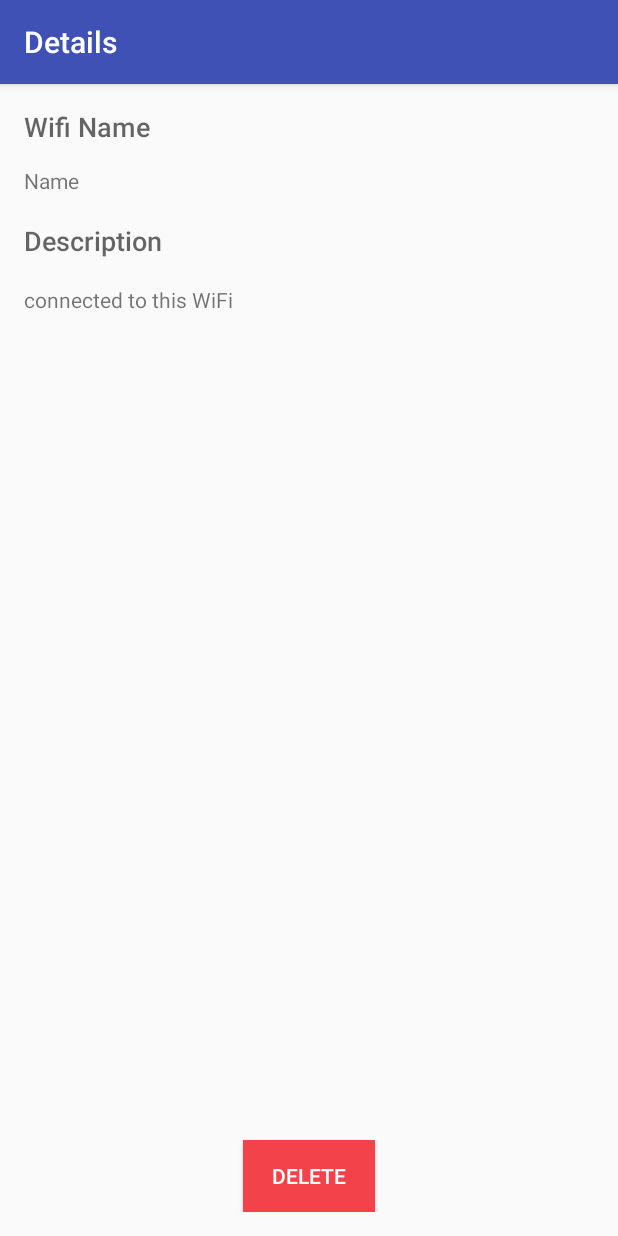
After one commit to LucasMess/AutoSilencer, an Android app: the rule_detail screen opened directly, with no data from a screen before it, on a phone screen of 412 x 824 dp. The commit adds this screen. Run offline under Robolectric (Android 15) with nearby library versions, the phone set to English and light mode, and no system bars; 3 statements that could not run were skipped.

Commit message:
Detail Activity

```diff
--- a/app/src/main/AndroidManifest.xml
+++ b/app/src/main/AndroidManifest.xml
@@ -29,7 +29,8 @@
             android:name=".SilencerService"
             android:exported="false" />
 
-        <activity android:name=".AddRuleActivity"></activity>
+        <activity android:name=".AddRuleActivity" />
+        <activity android:name=".rule_detail"></activity>
     </application>
 
 </manifest>
--- /dev/null
+++ b/app/src/main/java/com/bitbite/autosilencer/rule_detail.java
@@ -0,0 +1,106 @@
+package com.bitbite.autosilencer;
+
+import android.app.Dialog;
+import android.content.Context;
+import android.content.DialogInterface;
+import android.content.Intent;
+import android.support.v7.app.AlertDialog;
+import android.support.v7.app.AppCompatActivity;
+import android.os.Bundle;
+import android.view.View;
+import android.widget.Button;
+import android.widget.TextView;
+
+import java.io.FileNotFoundException;
+import java.io.FileOutputStream;
+import java.io.IOException;
+import java.util.ArrayList;
+
+public class rule_detail extends AppCompatActivity {
+
+    @Override
+    protected void onCreate(Bundle savedInstanceState) {
+        super.onCreate(savedInstanceState);
+        setContentView(R.layout.activity_rule_detail);
+        setTitle("Details");
+
+        TextView wifiName = (TextView)findViewById(R.id.wifiNameLabel);
+        TextView desc = (TextView)findViewById(R.id.descriptionLabel);
+
+        wifiName.setText(MainActivity.selectedRule.wifiName);
+
+        StringBuilder text = new StringBuilder();
+        text.append("Set ringer to " + MainActivity.selectedRule.desiredRingerMode.toLowerCase() + " when ");
+        if (MainActivity.selectedRule.desiredTriggerAction.equals("On WiFi Disconnect")){
+            text.append("disconnected from this WiFi");
+        }else text.append("connected to this WiFi");
+
+        desc.setText(text);
+
+
+        Button deleteButton = (Button)findViewById(R.id.deleteButton);
+        deleteButton.setOnClickListener(new View.OnClickListener() {
+            @Override
+            public void onClick(View view) {
+
+                DialogInterface.OnClickListener dialogClickListener = new DialogInterface.OnClickListener(){
+                    @Override
+                    public void onClick(DialogInterface dialog, int which) {
+                        switch (which){
+                            case DialogInterface.BUTTON_POSITIVE:
+                                MainActivity.rules.remove(MainActivity.selectedRule);
+                                MainActivity.ruleListAdapter.notifyDataSetChanged();
+                                SaveRules();
+                                Dialog d = (Dialog)dialog;
+                                Intent intent = new Intent(d.getContext() ,MainActivity.class);
+                                startActivity(intent);
+                                break;
+
+                            case DialogInterface.BUTTON_NEGATIVE:
+                                //No button clicked
+                                break;
+                        }
+                    }
+                };
+
+                AlertDialog.Builder builder = new AlertDialog.Builder(view.getContext());
+                builder.setMessage("Are you sure you want to delete this rule?")
+                        .setPositiveButton("Yes", dialogClickListener)
+                        .setNegativeButton("No", dialogClickListener).show();
+
+            }
+        });
+    }
+
+    public void SaveRules(){
+        // Convert the current rules into a text file.
+        StringBuilder text = new StringBuilder();
+
+        text.append("autosilencer_1\n");
+
+        for (int i = 0; i < MainActivity.rules.size(); i++){
+            text.append(MainActivity.rules.get(i).wifiName);
+            text.append("\n");
+            text.append(MainActivity.rules.get(i).desiredRingerMode);
+            text.append("\n");
+            text.append(MainActivity.rules.get(i).desiredTriggerAction);
+            text.append("\n");
+        }
+
+        text.append("===END===");
+
+        // Save file to device.
+        try {
+            FileOutputStream fos = openFileOutput(AddRuleActivity.FILE_NAME, Context.MODE_PRIVATE);
+            fos.write(text.toString().getBytes());
+            fos.close();
+        }
+        catch (FileNotFoundException e){
+
+        }
+        catch (IOException e){
+
+        }
+
+    }
+}
--- /dev/null
+++ b/app/src/main/res/layout/activity_rule_detail.xml
@@ -0,0 +1,67 @@
+<?xml version="1.0" encoding="utf-8"?>
+<RelativeLayout xmlns:android="http://schemas.android.com/apk/res/android"
+    xmlns:tools="http://schemas.android.com/tools"
+    android:id="@+id/activity_rule_detail"
+    android:layout_width="match_parent"
+    android:layout_height="match_parent"
+    android:paddingBottom="@dimen/activity_vertical_margin"
+    android:paddingLeft="@dimen/activity_horizontal_margin"
+    android:paddingRight="@dimen/activity_horizontal_margin"
+    android:paddingTop="@dimen/activity_vertical_margin"
+    tools:context="com.bitbite.autosilencer.rule_detail">
+
+    <TextView
+        android:text="Wifi Name"
+        style="@android:style/TextAppearance.DeviceDefault.Medium"
+        android:layout_width="wrap_content"
+        android:layout_height="wrap_content"
+        android:layout_alignParentTop="true"
+        android:layout_alignParentLeft="true"
+        android:layout_alignParentStart="true"
+        android:id="@+id/textView" />
+
+    <TextView
+        android:text="Name"
+        style="@android:style/TextAppearance.DeviceDefault.Small"
+        android:layout_width="wrap_content"
+        android:layout_height="wrap_content"
+        android:id="@+id/wifiNameLabel"
+        android:layout_below="@+id/textView"
+        android:layout_alignParentLeft="true"
+        android:layout_alignParentStart="true"
+        android:layout_marginTop="14dp" />
+
+    <TextView
+        android:text="desc"
+        style="@android:style/TextAppearance.DeviceDefault.Small"
+        android:layout_width="wrap_content"
+        android:layout_height="wrap_content"
+        android:layout_below="@+id/textView3"
+        android:layout_alignParentLeft="true"
+        android:layout_alignParentStart="true"
+        android:layout_marginTop="17dp"
+        android:id="@+id/descriptionLabel" />
+
+    <Button
+        android:text="Delete"
+        android:background="#f4424b"
+        android:textColor="#ffffff"
+        android:layout_width="wrap_content"
+        android:layout_height="wrap_content"
+        android:layout_alignParentBottom="true"
+        android:layout_centerHorizontal="true"
+        android:id="@+id/deleteButton" />
+
+    <TextView
+        android:text="Description"
+        style="@android:style/TextAppearance.DeviceDefault.Medium"
+        android:layout_width="wrap_content"
+        android:layout_height="wrap_content"
+        android:layout_marginTop="18dp"
+        android:id="@+id/textView3"
+        android:layout_below="@+id/wifiNameLabel"
+        android:layout_alignParentLeft="true"
+        android:layout_alignParentStart="true"
+        android:layout_toLeftOf="@+id/button"
+        android:layout_toStartOf="@+id/button" />
+</RelativeLayout>
```
Also changed, not shown: app/src/main/java/com/bitbite/autosilencer/MainActivity.java (+13 -2 lines).
